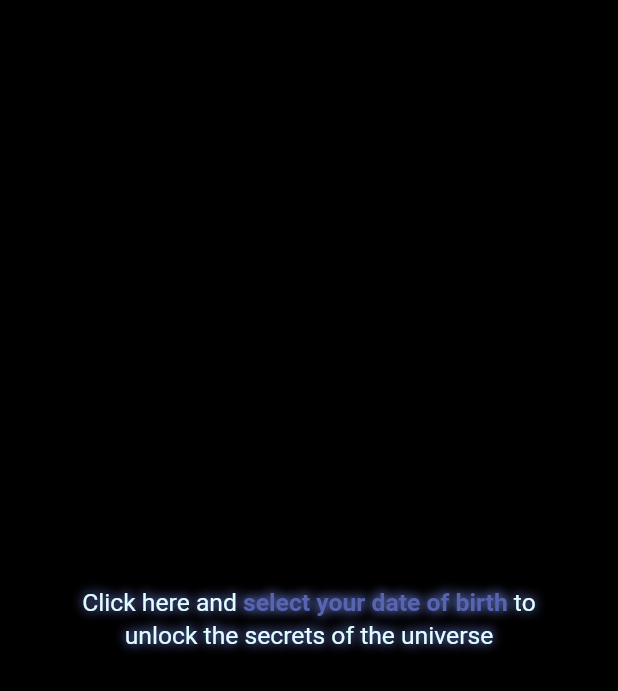
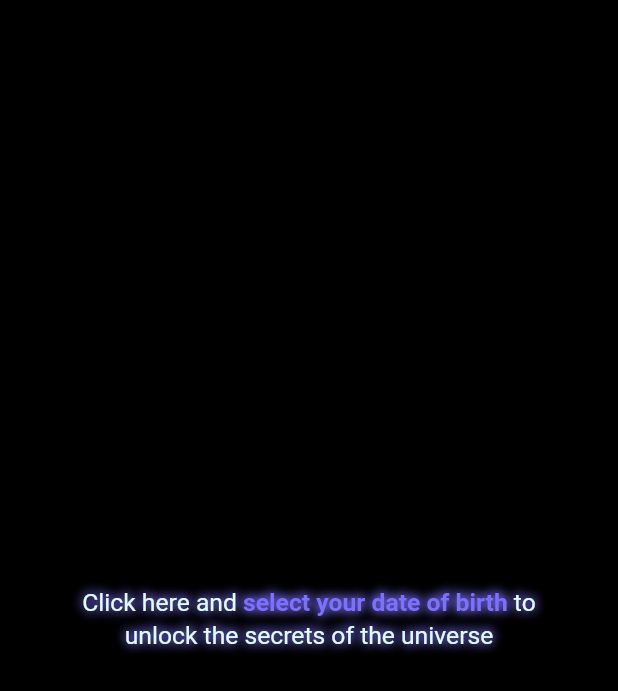
Before and after one commit to BURG3R5/awesome-datepicker, a Flutter app: the screen it shows after launch, on a phone screen of 412 x 824 dp. Shown: the top 691 px of the screen. Run offline on Flutter 3.47's test engine with Material 3 defaults, Android fonts, the phone set to English and light mode, and no system bars; our stand-ins replace fluttertoast, get.

Commit message:
chore(example): Update theme

```diff
--- a/example/lib/constants.dart
+++ b/example/lib/constants.dart
@@ -1,6 +1,6 @@
 import 'package:flutter/material.dart';
 
-const Color primary = Color(0xFF5765B0);
+const Color primary = Color(0xFF7C70FF);
 const Color white = Color(0xFFE0FDFF);
 const Color background = Colors.black;
 
@@ -11,6 +11,5 @@ final appTheme = ThemeData.from(
     brightness: Brightness.dark,
     surface: Colors.black,
     onSurface: white,
-    background: background,
   ),
 );
```
Also changed, not shown: 1 other file.
